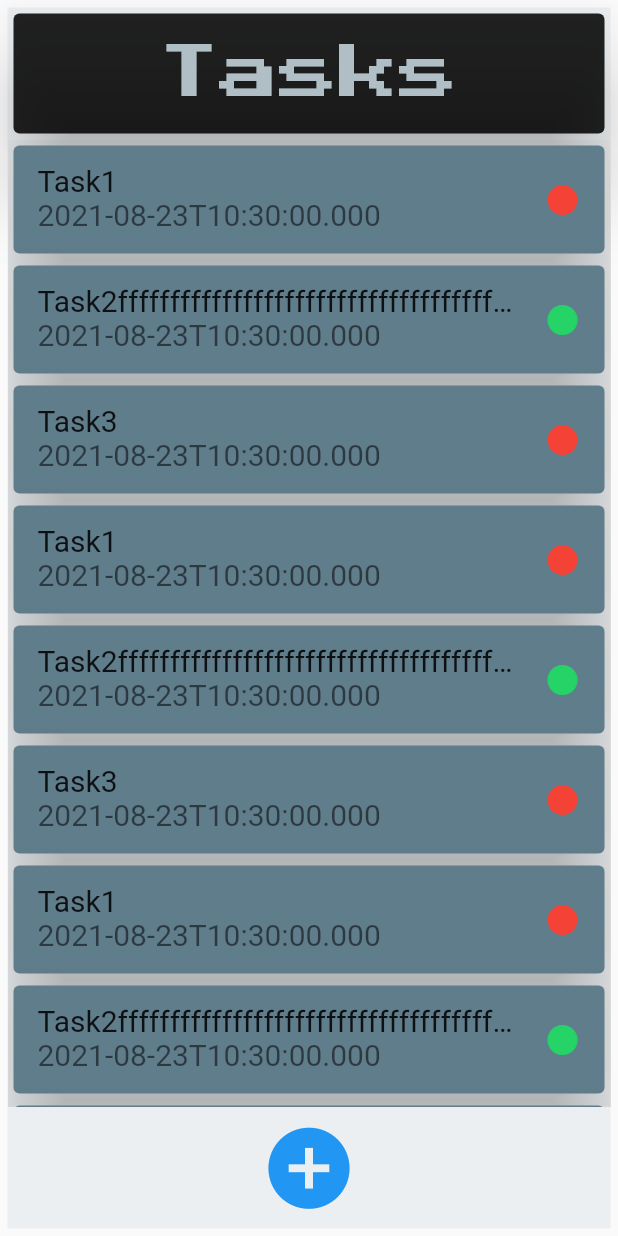
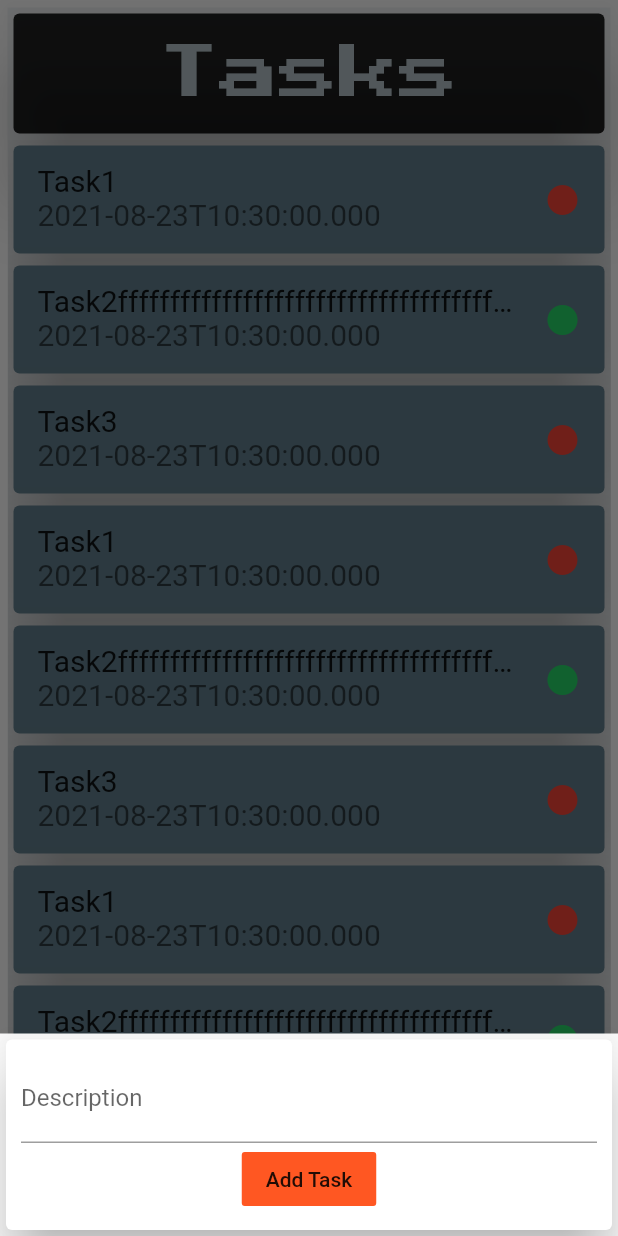
Before and after one commit to divyambhutani/keep_tasks_frontend, a Flutter app: the screen it shows after launch, after a tap on the "add circle" icon, on a phone screen of 412 x 824 dp. Run offline on Flutter 3.47's test engine with Material 2 defaults, Android fonts, the phone set to English and light mode, and no system bars; our stand-ins replace image_picker; missing offline and left inert: collapsible_sidebar; Roboto replaces fonts that are missing (Raleway).

Commit message:
added taskm modal bottom sheet

```diff
--- a/lib/screens/tasks_screen.dart
+++ b/lib/screens/tasks_screen.dart
@@ -1,4 +1,5 @@
 import 'package:flutter/material.dart';
+import 'package:keep_tasks_frontend/widgets/addTaskSheet.dart';
 import '../models/task.dart';
 import '../widgets/task_tile.dart';
 
@@ -8,6 +9,14 @@ class TasksScreen extends StatefulWidget {
 }
 
 class _TasksScreenState extends State<TasksScreen> {
+  void add(ctx) {
+    showModalBottomSheet(
+        context: ctx,
+        builder: (_) {
+          return AddTaskSheet();
+        });
+  }
+
   List<Task> _tasks = [
     Task(description: 'Task1', completed: false, createdAt: new DateTime.now()),
     Task(
@@ -77,7 +86,7 @@ class _TasksScreenState extends State<TasksScreen> {
                 tooltip: "Add a new task",
                 iconSize: 65,
                 color: Colors.blue,
-                onPressed: () => {},
+                onPressed: () => {add(context)},
                 icon: Icon(
                   Icons.add_circle_sharp,
                 ),
--- a/lib/screens/user_profile_screen.dart
+++ b/lib/screens/user_profile_screen.dart
@@ -17,7 +17,6 @@ class _UserProfileScreenState extends State<UserProfileScreen> {
   final ImagePicker _picker = ImagePicker();
 
   XFile? file;
-
   bool personalEnable = false;
 
   var errorMessage = "";
--- /dev/null
+++ b/lib/widgets/addTaskSheet.dart
@@ -0,0 +1,70 @@
+import 'package:flutter/material.dart';
+
+class AddTaskSheet extends StatelessWidget {
+  TextEditingController descController = TextEditingController();
+
+  @override
+  Widget build(BuildContext context) {
+    return SingleChildScrollView(
+      child: Card(
+        elevation: 15,
+        child: Container(
+          margin: EdgeInsets.only(
+              top: 10,
+              left: 10,
+              right: 10,
+              bottom: MediaQuery.of(context).viewInsets.bottom + 10),
+          child: Column(
+            children: [
+              TextField(
+                decoration: InputDecoration(labelText: "Description"),
+                keyboardType: TextInputType.name,
+                controller: descController,
+              ),
+
+              FittedBox(),
+//               Row(
+//                 children: [
+//               date!=null ?  Text( DateFormat.yMd().format(date)):Text("No date choosen"),
+//                   FlatButton(
+//                     child: Text(
+//                       "Select Date",
+//                       style: TextStyle(color: Colors.deepOrange),
+
+//                     ),
+//                     onPressed: (){
+//                     showDatePicker(context: context,
+//                     initialDate: DateTime.now(),
+
+//                     firstDate:DateTime(2020),lastDate:DateTime.now(),
+//                     confirmText: "Select",
+
+//                    ).then((pickedDate){
+// if(pickedDate==null) return ;
+// else{ setState(() {
+//   date=pickedDate;
+// });
+// }
+//                    });
+//                     },
+//                   )
+//                 ],
+//               ),
+              FlatButton(
+                child: Text("Add Task"),
+                color: Colors.deepOrange,
+                onPressed: () {
+                  if (descController.text.isEmpty == false) {
+                    Navigator.of(context).pop();
+                  } else {
+                    Navigator.of(context).pop();
+                  } //! save task in screen
+                },
+              )
+            ],
+          ),
+        ),
+      ),
+    );
+  }
+}
```
